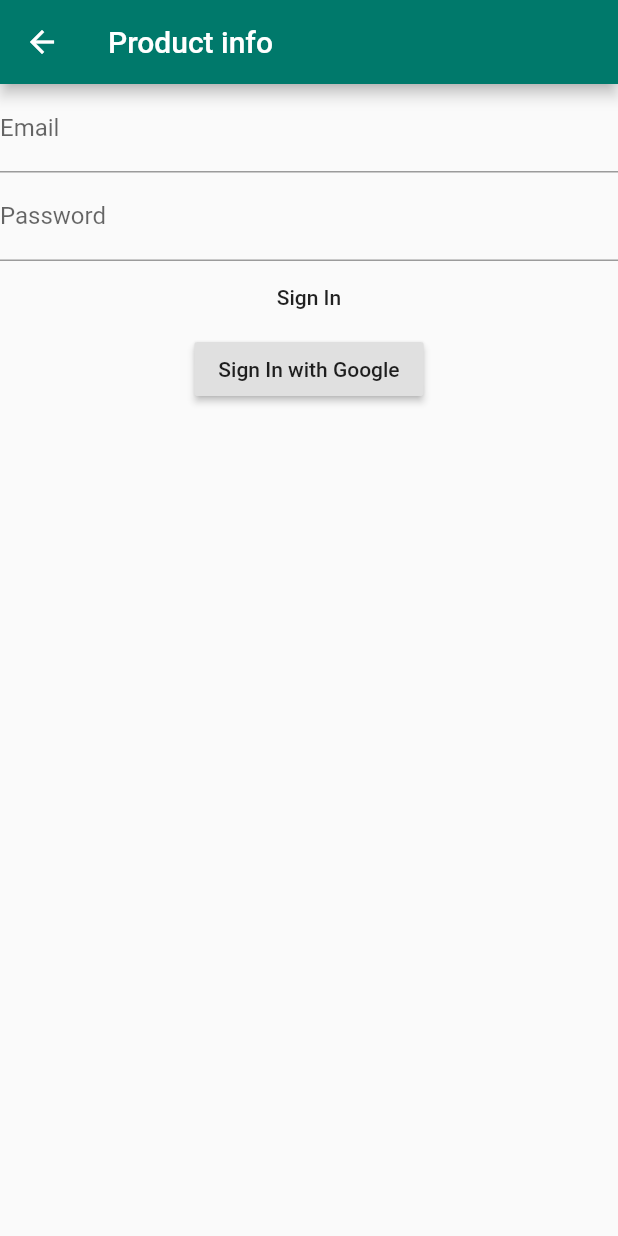
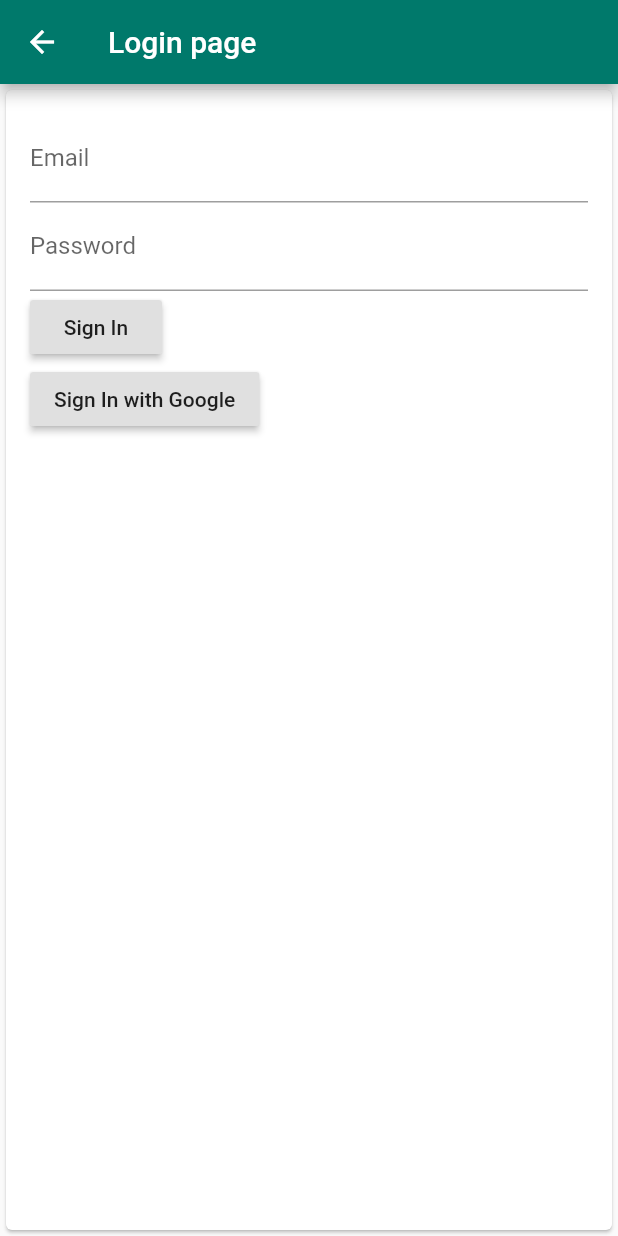
Before and after one commit to nicoloalbergoni/DIMA-Project-2020-2021, a Flutter app: the screen it shows after launch, after a tap on "Try redux state change", after a tap on "Login Page", on a phone screen of 412 x 824 dp. Run offline on Flutter 3.47's test engine with Material 2 defaults, Android fonts, the phone set to English and light mode, and no system bars; our stand-ins replace cloud_firestore, easy_localization, firebase_auth, firebase_core, firebase_storage, flutter_redux and 3 more; missing offline and left inert: flutter_downloader, flutter_unity_widget, redux_logging; accounts and stored records are empty; network calls fail.

Commit message:
Change RegistrationWidget and LoginWidget to StateFul widgets

```diff
--- a/lib/ui/screens/login_screen.dart
+++ b/lib/ui/screens/login_screen.dart
@@ -8,26 +8,42 @@ import 'package:realiteye/utils/data_service.dart';
 
 final FirebaseAuth _auth = FirebaseAuth.instance;
 
-class LoginWidget extends StatelessWidget {
+class LoginWidget extends StatefulWidget {
+  @override
+  _LoginWidgetState createState() => _LoginWidgetState();
+}
+
+class _LoginWidgetState extends State<LoginWidget> {
   final GlobalKey<FormState> _formKey = GlobalKey<FormState>();
   final TextEditingController _emailController = TextEditingController();
   final TextEditingController _passwordController = TextEditingController();
 
+
+  @override
+  void dispose() {
+    _emailController.dispose();
+    _passwordController.dispose();
+    super.dispose();
+  }
+
   @override
   Widget build(BuildContext context) {
     return Scaffold(
-        appBar: AppBar(
-          title: const Text('Product info'),
-        ),
+      appBar: AppBar(title: Text("Login page")),
       body: StoreConnector<AppState, AppState>(
         converter: (store) => store.state,
         builder: (context, state) {
           return Center(
+            child: Form(
+              key: _formKey,
+              child: Card(
+                child: Padding(
+                  padding: EdgeInsets.all(16),
                   child: Column(
-                  children: [
+                    crossAxisAlignment: CrossAxisAlignment.start,
+                    children: <Widget>[
                       TextFormField(
                         controller: _emailController,
-                      //initialValue: "pippo@paperino.com",
                         decoration: const InputDecoration(labelText: 'Email'),
                         validator: (String value) {
                           if (value.isEmpty) return 'Please enter some text';
@@ -36,21 +52,23 @@ class LoginWidget extends StatelessWidget {
                       ),
                       TextFormField(
                         controller: _passwordController,
-                      //initialValue: "12345",
-                      decoration: const InputDecoration(labelText: 'Password'),
+                        decoration:
+                            const InputDecoration(labelText: 'Password'),
                         validator: (String value) {
                           if (value.isEmpty) return 'Please enter some text';
                           return null;
                         },
                         obscureText: true,
                       ),
-                    FlatButton(
+                      RaisedButton(
                           onPressed: () async {
+                            if (_formKey.currentState.validate()) {
                               User user = await _signInWithEmailAndPassword(
                                   Scaffold.of(context));
                               if (user != null) {
                                 StoreProvider.of<AppState>(context)
                                     .dispatch(ChangeFirebaseUserAction(user));
+                              }
                             }
                           },
                           child: Text("Sign In")),
@@ -66,11 +84,15 @@ class LoginWidget extends StatelessWidget {
                           child: Text("Sign In with Google"))
                     ],
                   ),
+                ),
+              ),
+            ),
           );
-            }));
+        },
+      ),
+    );
   }
 
-  // Example code of how to sign in with email and password.
   Future<User> _signInWithEmailAndPassword(scaffold) async {
     try {
       final User user = (await _auth.signInWithEmailAndPassword(
```
Also changed, not shown: lib/ui/screens/registration_screen.dart (+20 -8 lines). Lines whose indentation alone changed are shown as unchanged.
